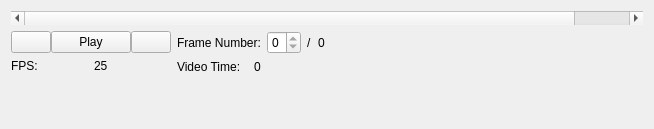
Before: the Qt Designer form src/WhiskerToolbox/TimeScrollBar/TimeScrollBar.ui in paulmthompson/WhiskerToolbox, drawn with Qt 5.
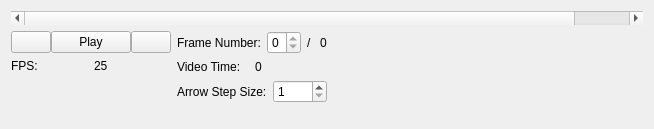
After: the same form once the commit is applied. Icons and pictures are not drawn.

Commit message: arrow key step size spinbox

What changed in the file:
```diff
--- a/src/WhiskerToolbox/TimeScrollBar/TimeScrollBar.ui
+++ b/src/WhiskerToolbox/TimeScrollBar/TimeScrollBar.ui
@@ -182,6 +182,36 @@
          </item>
         </layout>
        </item>
+       <item>
+        <layout class="QHBoxLayout" name="horizontalLayout_6">
+         <item>
+          <widget class="QLabel" name="label_5">
+           <property name="text">
+            <string>Arrow Step Size:</string>
+           </property>
+          </widget>
+         </item>
+         <item>
+          <widget class="QSpinBox" name="frame_jump_spinbox">
+           <property name="focusPolicy">
+            <enum>Qt::FocusPolicy::StrongFocus</enum>
+           </property>
+           <property name="toolTip">
+            <string>Number of frames to jump when using arrow keys</string>
+           </property>
+           <property name="minimum">
+            <number>1</number>
+           </property>
+           <property name="maximum">
+            <number>1000</number>
+           </property>
+           <property name="value">
+            <number>1</number>
+           </property>
+          </widget>
+         </item>
+        </layout>
+       </item>
        <item>
         <spacer name="verticalSpacer_2">
          <property name="orientation">
```
Left out of the diff: 8 changed lines with no effect on the pictures. The commit also changes 3 other files.
